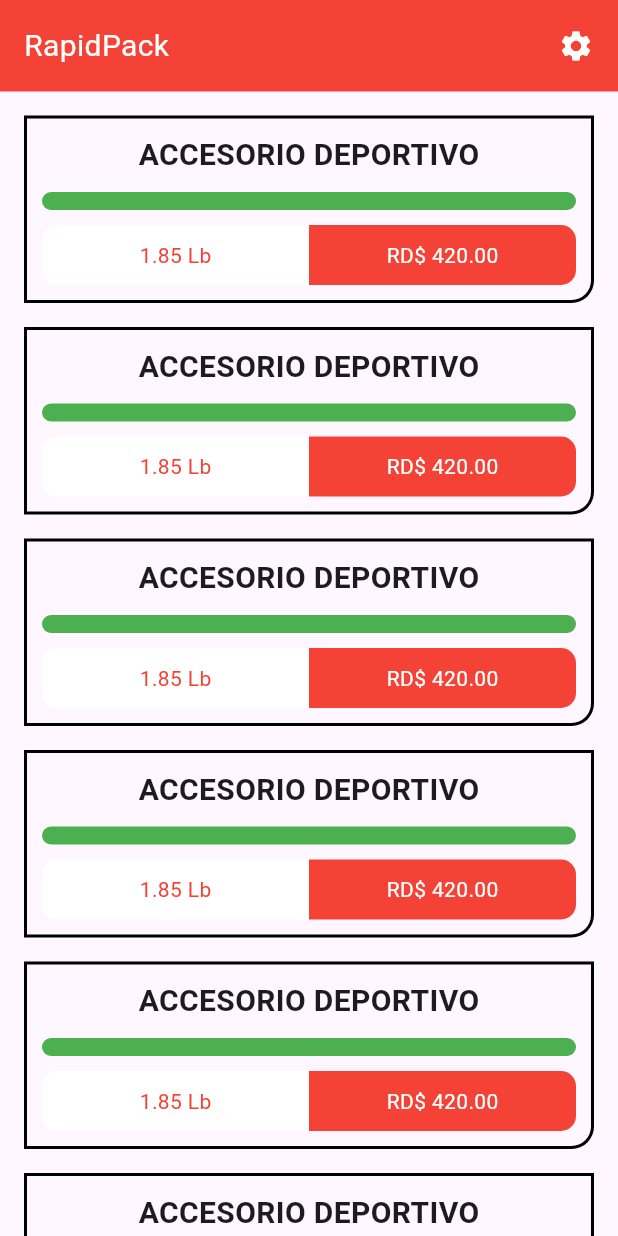
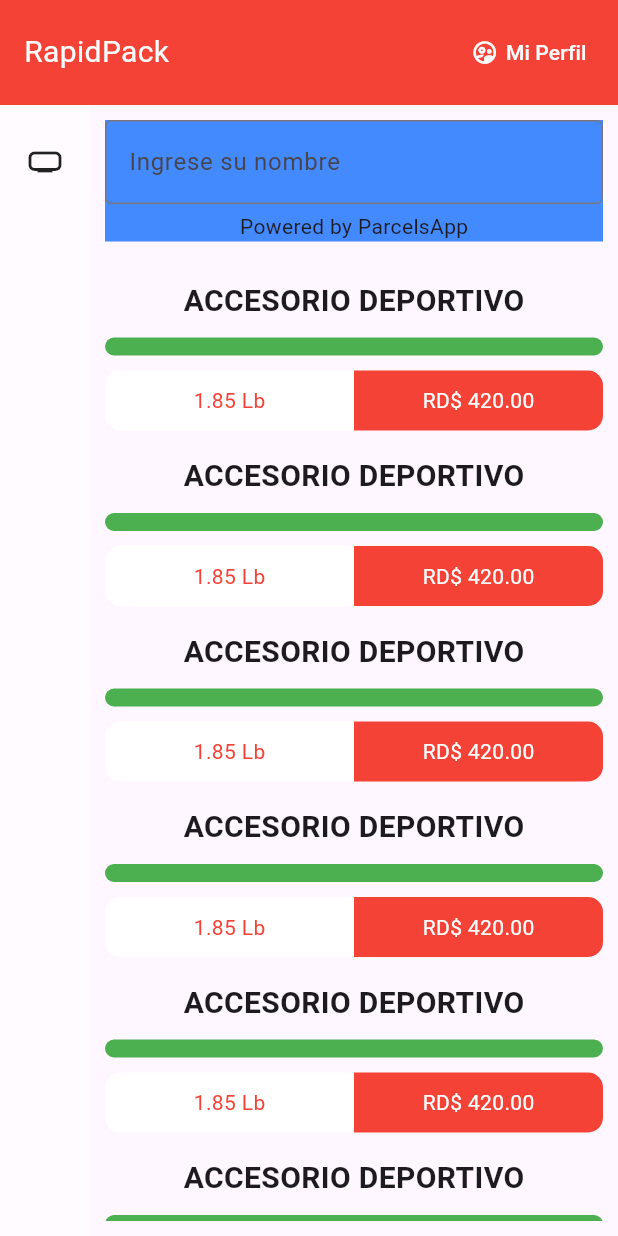
Before and after one commit to JzChannel03/rapidpack, a Flutter app: the screen it shows after launch, on a phone screen of 412 x 824 dp. Run offline on Flutter 3.47's test engine with Material 3 defaults, Android fonts, the phone set to English and light mode, and no system bars.

Commit message:
feat: sidebar added. fix: some redesigns in process.

```diff
--- a/lib/main.dart
+++ b/lib/main.dart
@@ -1,10 +1,9 @@
 import 'package:flutter/material.dart';
-
-import 'widgets/app_bar.dart';
-import 'widgets/my_home_page_state.dart';
+import 'package:rapidpack/widgets/app_bar.dart';
+import 'package:rapidpack/widgets/home.dart';
 
 void main() {
-  runApp(const MyAppBar());
+  runApp(const MyApp());
 }
 
 class MyApp extends StatelessWidget {
@@ -12,14 +11,125 @@ class MyApp extends StatelessWidget {
 
   @override
   Widget build(BuildContext context) {
-    return MaterialApp(
-      title: 'Flutter Demo',
-      theme: ThemeData(
-        colorScheme: ColorScheme.fromSeed(seedColor: Colors.deepPurple),
-        useMaterial3: true,
-      ),
-      home: const MyHomePage(title: 'Flutter Demo Home Page'),
+    return const MaterialApp(
+      home: Scaffold(
+          body: SafeArea(
+        child: Column(
+          children: [
+            // Barra personalizada
+            MyAppBar(
+              title: "RapidPack",
+            ),
+            // Contenido del cuerpo
+            Expanded(
+              child: Row(
+                children: [MySideBar(), MyHome()],
+              ),
+            ),
+          ],
+        ),
+      )),
       debugShowCheckedModeBanner: false,
     );
   }
 }
+
+class MySideBar extends StatelessWidget {
+  const MySideBar({
+    super.key,
+  });
+
+  @override
+  Widget build(BuildContext context) {
+    return Container(
+      width: 60,
+      padding: const EdgeInsets.symmetric(vertical: 26, horizontal: 10),
+      decoration: const BoxDecoration(
+        color: Colors.white54,
+      ),
+      child: Column(
+        children: [Icon(Icons.home_max)],
+      ),
+    );
+  }
+}
+
+// class Sidebar extends StatefulWidget {
+//   @override
+//   _SidebarState createState() => _SidebarState();
+// }
+//
+// class _SidebarState extends State<Sidebar> {
+//   // Índice del botón seleccionado
+//   int selectedIndex = 0;
+//
+//   @override
+//   Widget build(BuildContext context) {
+//     return Container(
+//       color: Colors.grey[850], // Color del sidebar
+//       width: 200, // Ancho del sidebar
+//       child: ListView.builder(
+//         itemCount: sidebarItems.length,
+//         itemBuilder: (context, index) {
+//           final item = sidebarItems[index];
+//           final isSelected = index == selectedIndex;
+//
+//           return SidebarButton(
+//             icon: item['icon'],
+//             label: item['label'],
+//             isSelected: isSelected,
+//             onTap: () {
+//               setState(() {
+//                 selectedIndex = index;
+//               });
+//               print('${item['label']} presionado');
+//             },
+//           );
+//         },
+//       ),
+//     );
+//   }
+// }
+//
+// class SidebarButton extends StatelessWidget {
+//   final IconData icon;
+//   final String label;
+//   final bool isSelected;
+//   final VoidCallback onTap;
+//
+//   const SidebarButton({
+//     Key? key,
+//     required this.icon,
+//     required this.label,
+//     required this.isSelected,
+//     required this.onTap,
+//   }) : super(key: key);
+//
+//   @override
+//   Widget build(BuildContext context) {
+//     return InkWell(
+//       onTap: onTap,
+//       child: Container(
+//         padding: const EdgeInsets.symmetric(vertical: 15, horizontal: 20),
+//         decoration: BoxDecoration(
+//           color: isSelected ? Colors.blueAccent : Colors.transparent,
+//           borderRadius: BorderRadius.circular(10),
+//         ),
+//         child: Row(
+//           children: [
+//             Icon(icon, color: isSelected ? Colors.white : Colors.grey[400]),
+//             const SizedBox(width: 10),
+//             Text(
+//               label,
+//               style: TextStyle(
+//                 color: isSelected ? Colors.white : Colors.grey[400],
+//                 fontSize: 16,
+//                 fontWeight: isSelected ? FontWeight.bold : FontWeight.normal,
+//               ),
+//             ),
+//           ],
+//         ),
+//       ),
+//     );
+//   }
+// }
--- a/lib/widgets/app_bar.dart
+++ b/lib/widgets/app_bar.dart
@@ -1,39 +1,48 @@
 import 'package:flutter/material.dart';
-import 'package:rapidpack/widgets/packages.dart';
 
 class MyAppBar extends StatelessWidget {
-  const MyAppBar({super.key});
+
+  final String title;
+
+  const MyAppBar({
+    super.key,
+    required this.title,
+  });
 
   @override
   Widget build(BuildContext context) {
-    return MaterialApp(
-      home: Scaffold(
-          body: SafeArea(
-        child: Column(
-          children: [
-            // Barra personalizada
-            Container(
+    return Container(
       color: Colors.red,
       padding: const EdgeInsets.all(16.0),
-              child: const Row(
+      height: 70.0,
+      child: Row(
         mainAxisAlignment: MainAxisAlignment.spaceBetween,
         children: [
           Text(
-                    'RapidPack',
-                    style: TextStyle(color: Colors.white, fontSize: 20),
+            title,
+            style: const TextStyle(color: Colors.white, fontSize: 20),
           ),
-                  Icon(Icons.settings, color: Colors.white),
+          ElevatedButton(
+            style: ElevatedButton.styleFrom(
+              padding: const EdgeInsets.all(5),
+              backgroundColor: Colors.transparent,
+              shadowColor: Colors.transparent,
+              elevation: 0,
+            ),
+            onPressed: () {
+              print('Botón Mi Perfil presionado');
+            },
+            child: const Row(
+              children: [
+                Icon(Icons.supervised_user_circle_outlined, color: Colors.white),
+                SizedBox(width: 5),
+                Text('Mi Perfil', style: TextStyle(color: Colors.white)),
               ],
             ),
-            ),
-            // Contenido del cuerpo
-            const Expanded(
-              child: Packages(),
-            ),
+          )
+
         ],
       ),
-      )),
-      debugShowCheckedModeBanner: false,
     );
   }
 }
--- /dev/null
+++ b/lib/widgets/home.dart
@@ -0,0 +1,45 @@
+import 'package:flutter/material.dart';
+import 'package:rapidpack/widgets/package_list.dart';
+
+class MyHome extends StatelessWidget {
+  const MyHome({super.key});
+
+  @override
+  Widget build(BuildContext context) {
+    return Expanded(
+        child: Padding(
+      padding: const EdgeInsets.all(10),
+      child: Column(
+        children: [
+          Container(
+            decoration: const BoxDecoration(color: Colors.blueAccent),
+            child: Center(
+              child: Column(
+                children: [
+                  TextField(
+                    decoration: const InputDecoration(
+                      labelText: 'Ingrese su nombre',
+                      // Etiqueta dentro del campo
+                      border: OutlineInputBorder(), // Borde alrededor del campo
+                    ),
+                    onChanged: (value) {
+                      print('Texto ingresado: $value');
+                    },
+                  ),
+                  const SizedBox(
+                    height: 5,
+                  ),
+                  const Text("Powered by ParcelsApp")
+                ],
+              ),
+            ),
+          ),
+          SizedBox(
+            height: 25,
+          ),
+          const Expanded(child: PackageList())
+        ],
+      ),
+    ));
+  }
+}
--- a/lib/widgets/my_home_page_state.dart
+++ /dev/null
@@ -1,28 +0,0 @@
-import 'package:flutter/material.dart';
-
-class MyHomePage extends StatefulWidget {
-  final String title;
-
-  const MyHomePage({super.key, required this.title});
-
-  @override
-  State<StatefulWidget> createState() => _MyHomePageState();
-}
-
-class _MyHomePageState extends State<MyHomePage> {
-  int counter = 0;
-
-  void addCounter() {
-    setState(() {
-      counter++;
-    });
-  }
-
-  @override
-  Widget build(BuildContext context) {
-    return Scaffold(
-      appBar: AppBar(title: Text(widget.title), centerTitle: true, backgroundColor: Colors.blue,),
-      body: const Text("Esta es la nueva app del momento!"),
-    );
-  }
-}
--- a/lib/widgets/packages.dart
+++ b/lib/widgets/package.dart
@@ -1,35 +1,7 @@
 import 'package:flutter/material.dart';
 
-import 'ui/custom_column.dart';
-
-class Packages extends StatelessWidget {
-  const Packages({super.key});
-
-  @override
-  Widget build(BuildContext context) {
-    return const SingleChildScrollView(
-      child: Padding(
-        padding: EdgeInsets.all(16),
-        child: CustomColumn(
-          crossAxisAlignment: CrossAxisAlignment.start,
-          gap: 16,
-          children: [
-            Package(),
-            Package(),
-            Package(),
-            Package(),
-            Package(),
-            Package(),
-            Package(),
-          ],
-        ),
-      ),
-    );
-  }
-}
-
-class Package extends StatelessWidget {
-  const Package({
+class PackageContainer extends StatelessWidget {
+  const PackageContainer({
     super.key,
   });
 
@@ -37,12 +9,11 @@ class Package extends StatelessWidget {
   Widget build(BuildContext context) {
     return Container(
         width: double.infinity,
-        decoration: BoxDecoration(
-            borderRadius: const BorderRadius.only(
-              bottomRight: Radius.circular(15),
-            ),
-            border: Border.all(
-                color: Colors.black, width: 2, style: BorderStyle.solid)),
+        decoration: const BoxDecoration(
+          borderRadius: BorderRadius.only(
+            bottomRight: Radius.circular(15),
+          ),
+        ),
 
         // Esto hará que el Container ocupe el 100% del ancho disponible
 
@@ -60,7 +31,6 @@ class PackageDetails extends StatelessWidget {
   @override
   Widget build(BuildContext context) {
     return Container(
-      padding: const EdgeInsets.all(10),
       child: Column(
         children: [
           const Center(
--- /dev/null
+++ b/lib/widgets/package_list.dart
@@ -0,0 +1,27 @@
+import 'package:flutter/material.dart';
+
+import 'package.dart';
+import 'ui/custom_column.dart';
+
+class PackageList extends StatelessWidget {
+  const PackageList({super.key});
+
+  @override
+  Widget build(BuildContext context) {
+    return const SingleChildScrollView(
+      child: CustomColumn(
+        crossAxisAlignment: CrossAxisAlignment.start,
+        gap: 16,
+        children: [
+          PackageContainer(),
+          PackageContainer(),
+          PackageContainer(),
+          PackageContainer(),
+          PackageContainer(),
+          PackageContainer(),
+          PackageContainer(),
+        ],
+      ),
+    );
+  }
+}
```
Also changed, not shown: pubspec.lock, 1 other file. Lines whose indentation alone changed are shown as unchanged.
